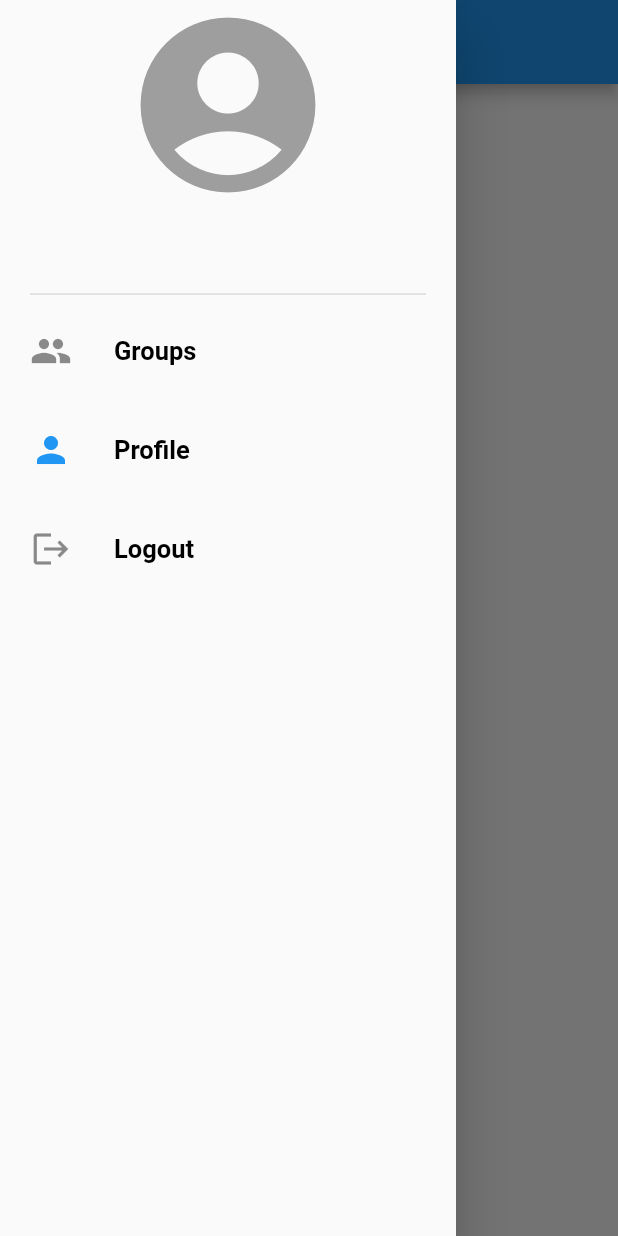
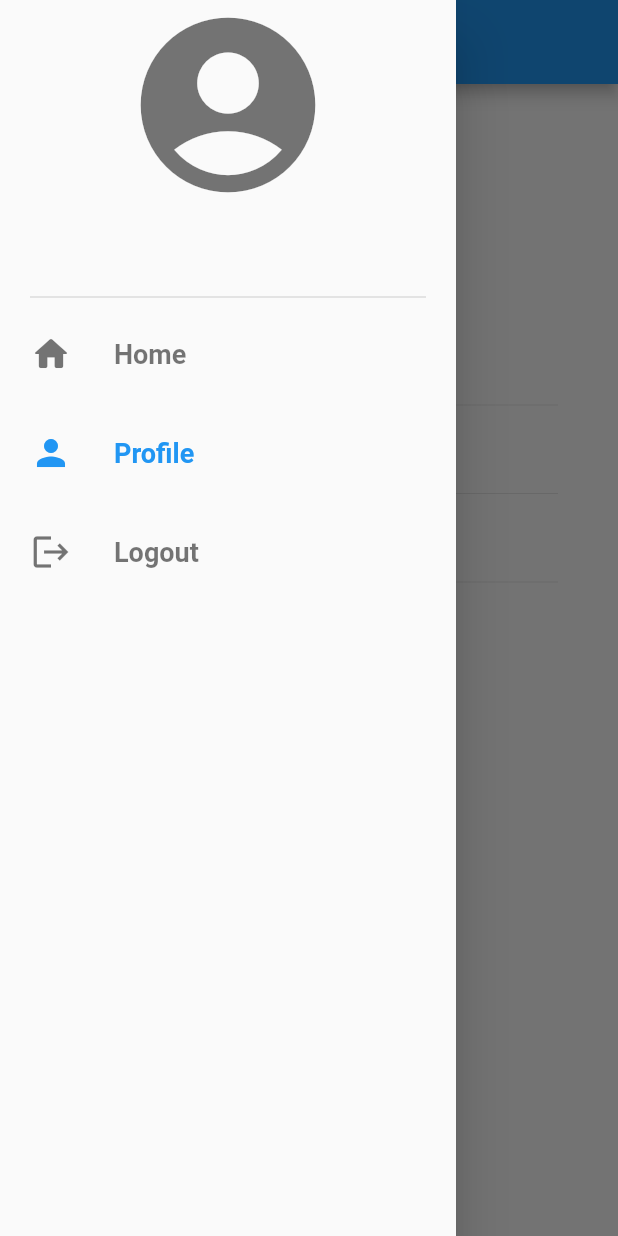
Before and after one commit to davidmvenegas/ChatApp, a Flutter app: the ProfilePage screen opened directly with empty values, with the side drawer open, on a phone screen of 412 x 824 dp. Run offline on Flutter 3.47's test engine with Material 2 defaults, Android fonts, the phone set to English and light mode, and no system bars; our stand-ins replace cloud_firestore, firebase_auth, firebase_core, shared_preferences; accounts and stored records are empty.

Commit message:
drawer refactor, navigation

```diff
--- a/lib/pages/profile_page.dart
+++ b/lib/pages/profile_page.dart
@@ -1,4 +1,4 @@
-import 'package:chat_app/pages/groups_page.dart';
+import 'package:chat_app/pages/home_page.dart';
 import 'package:chat_app/pages/login_page.dart';
 import 'package:chat_app/service/auth_service.dart';
 import 'package:chat_app/widgets/widgets.dart';
@@ -27,13 +27,16 @@ class ProfilePageState extends State<ProfilePage> {
         drawer: Drawer(
           child: ListView(
             children: <Widget>[
-            const Icon(Icons.account_circle, size: 140, color: Colors.grey),
-            const SizedBox(height: 12),
+              const Icon(Icons.account_circle,
+                  size: 140, color: Colors.black54),
+              const SizedBox(height: 10),
               Text(widget.username,
                   textAlign: TextAlign.center,
-                style:
-                    const TextStyle(fontSize: 20, fontWeight: FontWeight.bold)),
-            const SizedBox(height: 16),
+                  style: const TextStyle(
+                      fontSize: 20,
+                      fontWeight: FontWeight.bold,
+                      color: Colors.black87)),
+              const SizedBox(height: 20),
               const Divider(
                 height: 10,
                 thickness: 1,
@@ -42,29 +45,28 @@ class ProfilePageState extends State<ProfilePage> {
               ),
               ListTile(
                 onTap: () {
-                nextScreen(context, const GroupsPage());
+                  nextScreen(context, const HomePage());
                 },
                 contentPadding:
                     const EdgeInsets.symmetric(horizontal: 20, vertical: 5),
-              leading: const Icon(Icons.group, size: 28),
-              title: const Text('Groups',
+                leading: const Icon(Icons.home_rounded,
+                    size: 28, color: Colors.black54),
+                title: const Text('Home',
                     style: TextStyle(
-                      fontSize: 17,
+                        fontSize: 18,
                         fontWeight: FontWeight.w600,
-                      color: Colors.black)),
+                        color: Colors.black54)),
               ),
               ListTile(
                 onTap: () {},
-              selected: true,
-              selectedColor: Colors.blue,
                 contentPadding:
                     const EdgeInsets.symmetric(horizontal: 20, vertical: 5),
-              leading: const Icon(Icons.person, size: 28),
+                leading: const Icon(Icons.person, size: 28, color: Colors.blue),
                 title: const Text('Profile',
                     style: TextStyle(
-                      fontSize: 17,
+                        fontSize: 18,
                         fontWeight: FontWeight.w600,
-                      color: Colors.black)),
+                        color: Colors.blue)),
               ),
               ListTile(
                 onTap: () {
@@ -87,8 +89,8 @@ class ProfilePageState extends State<ProfilePage> {
                                           fontSize: 16))),
                               TextButton(
                                   onPressed: () async {
-                                  await authService.signOut().whenComplete(() =>
-                                      nextScreenReplace(
+                                    await authService.signOut().whenComplete(
+                                        () => nextScreenReplace(
                                             context, const LoginPage()));
                                   },
                                   child: const Text('OK',
@@ -101,19 +103,71 @@ class ProfilePageState extends State<ProfilePage> {
                 },
                 contentPadding:
                     const EdgeInsets.symmetric(horizontal: 20, vertical: 5),
-              leading: const Icon(Icons.logout, size: 28),
+                leading:
+                    const Icon(Icons.logout, size: 28, color: Colors.black54),
                 title: const Text('Logout',
                     style: TextStyle(
-                      fontSize: 17,
+                        fontSize: 18,
                         fontWeight: FontWeight.w600,
-                      color: Colors.black)),
+                        color: Colors.black54)),
               ),
             ],
           ),
         ),
-      body: const Center(
-        child: Text('Profile Page'),
+        body: Container(
+          padding: const EdgeInsets.symmetric(horizontal: 40, vertical: 16),
+          child: Column(
+            mainAxisAlignment: MainAxisAlignment.start,
+            crossAxisAlignment: CrossAxisAlignment.center,
+            children: [
+              const SizedBox(height: 20),
+              const Icon(Icons.account_circle,
+                  size: 140, color: Colors.black54),
+              const SizedBox(height: 20),
+              const Divider(
+                height: 36,
+                thickness: .5,
               ),
-    );
+              Row(
+                mainAxisAlignment: MainAxisAlignment.spaceBetween,
+                children: [
+                  const Text('Username:',
+                      style: TextStyle(
+                          fontSize: 17,
+                          fontWeight: FontWeight.bold,
+                          color: Colors.black54)),
+                  Text(widget.username,
+                      style: const TextStyle(
+                          fontSize: 20,
+                          fontWeight: FontWeight.w600,
+                          color: Colors.black87)),
+                ],
+              ),
+              const Divider(
+                height: 36,
+                thickness: .5,
+              ),
+              Row(
+                mainAxisAlignment: MainAxisAlignment.spaceBetween,
+                children: [
+                  const Text('Email:',
+                      style: TextStyle(
+                          fontSize: 17,
+                          fontWeight: FontWeight.bold,
+                          color: Colors.black54)),
+                  Text(widget.email,
+                      style: const TextStyle(
+                          fontSize: 20,
+                          fontWeight: FontWeight.w600,
+                          color: Colors.black87)),
+                ],
+              ),
+              const Divider(
+                height: 36,
+                thickness: .5,
+              ),
+            ],
+          ),
+        ));
   }
 }
--- a/lib/service/auth_service.dart
+++ b/lib/service/auth_service.dart
@@ -12,7 +12,7 @@ class AuthService {
       UserCredential userCredential = await firebaseAuth
           .createUserWithEmailAndPassword(email: email, password: password);
       await DatabaseService(uid: userCredential.user?.uid)
-          .updateUserData(username, email);
+          .updateUser(username, email);
       await HelperFunctions.saveUserLoggedInStatus(true);
       await HelperFunctions.saveUserName(username);
       await HelperFunctions.saveUserEmail(email);
@@ -28,8 +28,7 @@ class AuthService {
       UserCredential userCredential = await firebaseAuth
           .signInWithEmailAndPassword(email: email, password: password);
       QuerySnapshot snapshot =
-          await DatabaseService(uid: userCredential.user?.uid)
-              .getUserData(email);
+          await DatabaseService(uid: userCredential.user?.uid).getUser(email);
       await HelperFunctions.saveUserLoggedInStatus(true);
       await HelperFunctions.saveUserName(snapshot.docs[0]['username']);
       await HelperFunctions.saveUserEmail(email);
--- a/lib/service/database_service.dart
+++ b/lib/service/database_service.dart
@@ -9,12 +9,12 @@ class DatabaseService {
       FirebaseFirestore.instance.collection('groups');
 
   // GET USER
-  Future getUserData(String email) async {
+  Future getUser(String email) async {
     return await userCollection.where('email', isEqualTo: email).get();
   }
 
   // UPDATE USER
-  Future updateUserData(String username, String email) async {
+  Future updateUser(String username, String email) async {
     return await userCollection.doc(uid).set({
       'username': username,
       'email': email,
@@ -22,4 +22,9 @@ class DatabaseService {
       'uid': uid,
     });
   }
+
+  // GET GROUPS
+  Future getUserGroups() async {
+    return userCollection.doc(uid).snapshots();
+  }
 }
```
Also changed, not shown: lib/pages/home_page.dart (+50 -17 lines). Lines whose indentation alone changed are shown as unchanged.
